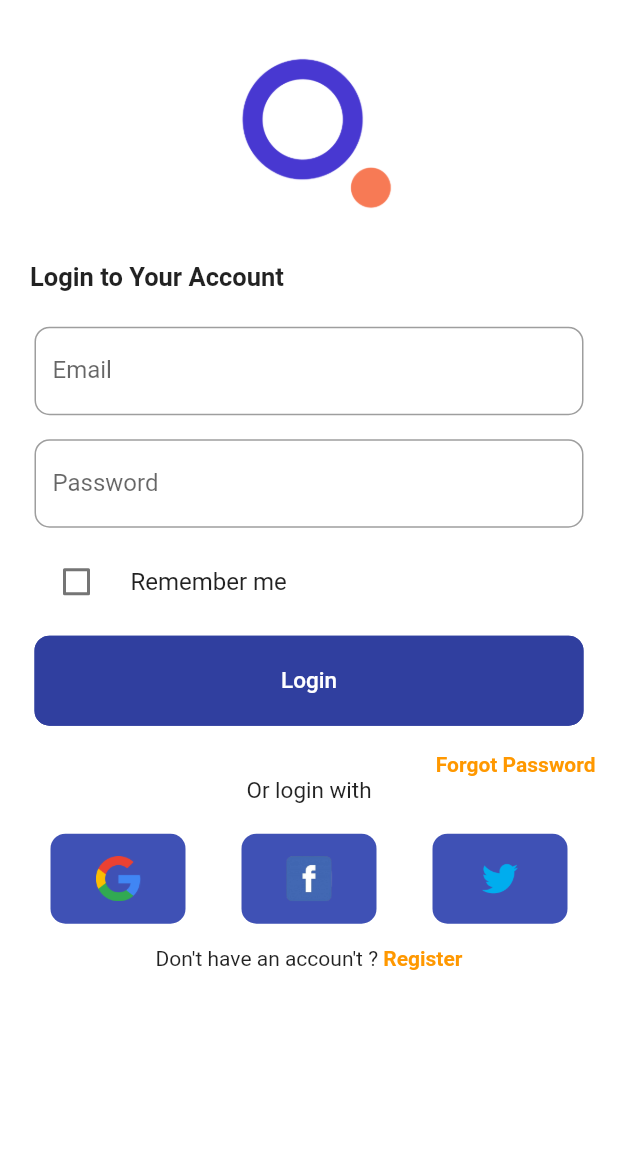
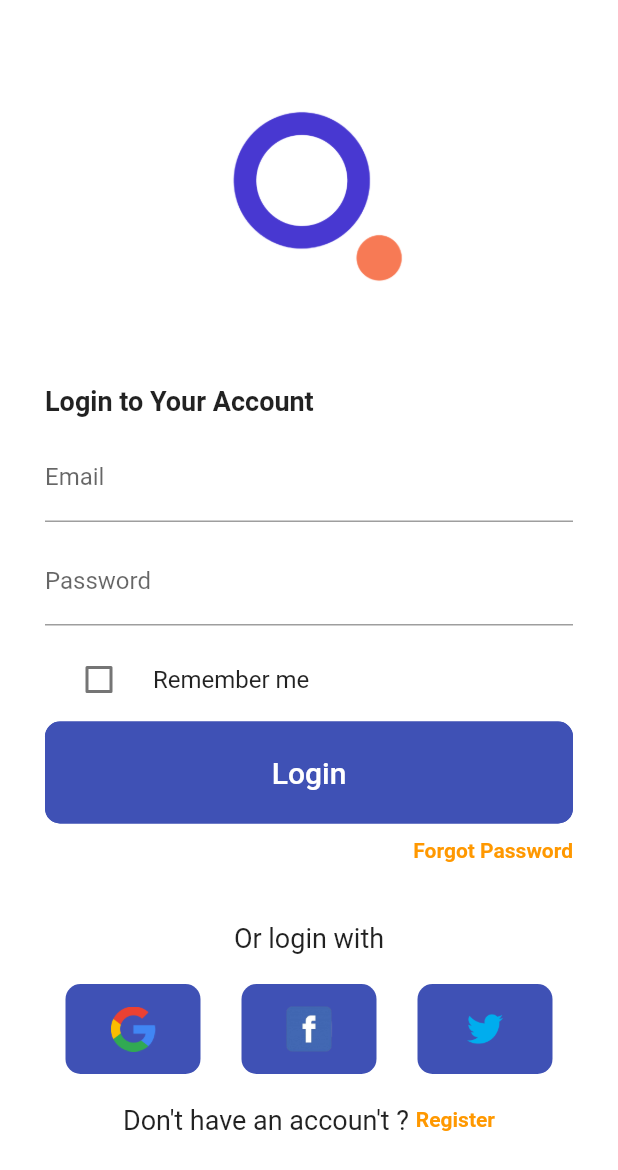
Before and after one commit to viviint/latihan_4, a Flutter app: the ErroR screen opened directly, after a tap on "Retry", on a phone screen of 412 x 824 dp. Shown: the top 1170 px of the screen. Run offline on Flutter 3.47's test engine with Material 2 defaults, Android fonts, the phone set to English and light mode, and no system bars; our stand-ins replace flutter_rating_bar, get, smooth_page_indicator.

Commit message:
gabisa di run di hp

```diff
--- a/lib/errorpage.dart
+++ b/lib/errorpage.dart
@@ -2,7 +2,8 @@ import 'dart:async';
 import 'package:flutter/material.dart';
 import 'package:get/get.dart';
 import 'package:latihan_4/homepage1.dart';
-import 'package:latihan_4/loginpage.dart';
+import 'package:latihan_4/pages/login/web_login.dart';
+
 import 'package:latihan_4/signuppage.dart';
 import 'package:latihan_4/splashscreen.dart';
 
@@ -68,7 +69,7 @@ class _ErroRState extends State<ErroR> {
               textColor: Colors.indigo,
               child: Text("Retry", style: TextStyle(fontSize: 15)),
               onPressed: () {
-                Get.offAll(Login());
+                Get.offAll(WebLogin());
               },
             ),
           )
--- a/lib/homepage1.dart
+++ b/lib/homepage1.dart
@@ -1,5 +1,3 @@
-import 'dart:developer';
-
 import 'package:flutter/material.dart';
 import 'package:get/get.dart';
 import 'package:latihan_4/widget/homeonboard.dart';
--- a/lib/loginpage.dart
+++ /dev/null
@@ -1,279 +0,0 @@
-import 'package:flutter/cupertino.dart';
-import 'package:flutter/material.dart';
-import 'package:latihan_4/forgetpass.dart';
-import 'package:latihan_4/signuppage.dart';
-import 'package:latihan_4/welcomepage.dart';
-import 'package:get/get.dart';
-
-class Login extends StatefulWidget {
-  const Login({Key? key}) : super(key: key);
-
-  @override
-  _LoginState createState() => _LoginState();
-}
-
-class _LoginState extends State<Login> {
-  final _formKey = GlobalKey<FormState>();
-  bool check = false;
-
-  @override
-  Widget build(BuildContext context) {
-    return Scaffold(
-      backgroundColor: Colors.white,
-      body: SafeArea(
-        child: Column(
-          mainAxisAlignment: MainAxisAlignment.start,
-          children: [
-            Container(
-              height: MediaQuery.of(context).size.height / 5,
-              decoration: const BoxDecoration(
-                  image: DecorationImage(
-                      image: AssetImage('assets/circlelogo.png'))),
-            ),
-            const SizedBox(
-              height: 10,
-            ),
-            Row(
-              mainAxisAlignment: MainAxisAlignment.start,
-              children: const [
-                Padding(
-                  padding: EdgeInsets.only(left: 20),
-                  child: Text("Login to Your Account",
-                      style:
-                          TextStyle(fontSize: 17, fontWeight: FontWeight.w600)),
-                ),
-              ],
-            ),
-            Expanded(
-                child: ListView(
-              shrinkWrap: true,
-              children: [
-                Form(
-                  key: _formKey,
-                  child: SingleChildScrollView(
-                    child: Container(
-                      padding: const EdgeInsets.all(15.0),
-                      child: Column(
-                        children: [
-                          Padding(
-                            padding: const EdgeInsets.all(8.0),
-                            child: TextFormField(
-                              keyboardType: TextInputType.emailAddress,
-                              decoration: InputDecoration(
-                                labelText: "Email",
-                                border: OutlineInputBorder(
-                                    borderRadius: BorderRadius.circular(10.0)),
-                              ),
-                                validator: (value){
-                         if (value!.isPhoneNumber) {
-                           return "wrong email";
-                         } else
-                         if (value.isAlphabetOnly) {
-                          return "wrong email ";
-                         } else {} return null; },
-                            ),
-                          ),
-                          Padding(
-                            padding: const EdgeInsets.all(8.0),
-                            child: TextFormField(
-                              obscureText: true,
-                              decoration: InputDecoration(
-                                labelText: "Password",
-                                border: OutlineInputBorder(
-                                    borderRadius: BorderRadius.circular(10.0)),
-                              ),
-                                validator: (value){
-                         if (value!.isEmpty) {
-                          return "wrong password";
-                         } else {} return null; },
-                            ),
-                          ),
-                          CheckboxListTile(
-                            title: const Text("Remember me"),
-                            controlAffinity: ListTileControlAffinity.leading,
-                            value: check,
-                            onChanged: (value) => setState(
-                              () {
-                                check = !check;
-                              },
-                            ),
-                            activeColor: Colors.blue,
-                            checkColor: Colors.black,
-                          ),
-                          Padding(
-                            padding: const EdgeInsets.all(8.0),
-                            child: ButtonTheme(
-                              minWidth: 500,
-                              height: 60,
-                              // ignore: deprecated_member_use
-                              child: FlatButton(
-                                shape: RoundedRectangleBorder(
-                                    borderRadius: BorderRadius.circular(10),
-                                    side: BorderSide(
-                                        color: Colors.indigo.shade700)),
-                                color: Colors.indigo.shade700,
-                                textColor: Colors.white,
-                                child: const Text("Login",
-                                    style: TextStyle(fontSize: 15)),
-                                onPressed: () {
-                                  if (_formKey.currentState!.validate()) {
-                                    Get.to(Welcome());
-                                  }
-                                },
-                              ),
-                            ),
-                          ),
-                          const SizedBox(
-                            height: 10,
-                          ),
-                          Row(
-                            mainAxisAlignment: MainAxisAlignment.end,
-                            children: [
-                              GestureDetector(
-                                child: const Text(
-                                  'Forgot Password',
-                                  style: TextStyle(
-                                      color: Colors.orange,
-                                      fontWeight: FontWeight.w600),
-                                ),
-                                onTap: () {
-                                  Navigator.of(context).pushReplacement(
-                                      MaterialPageRoute(
-                                          builder: (BuildContext context) =>
-                                              Forgetpassword()));
-                                },
-                              )
-                            ],
-                          ),
-                          Row(
-                            mainAxisAlignment: MainAxisAlignment.center,
-                            children: const [
-                              Text("Or login with",
-                                  style: TextStyle(
-                                      color: Colors.black87, fontSize: 15)),
-                            ],
-                          ),
-                          const SizedBox(
-                            height: 20,
-                          ),
-                          Row(
-                            children: [
-                              Expanded(
-                                  child: Column(
-                                mainAxisAlignment: MainAxisAlignment.center,
-                                children: [
-                                  Container(
-                                      width: 90,
-                                      height: 60,
-                                      decoration: BoxDecoration(
-                                        borderRadius: BorderRadius.circular(10),
-                                        color: Colors.indigo,
-                                      ),
-                                      child: Column(
-                                        mainAxisAlignment:
-                                            MainAxisAlignment.center,
-                                        children: [
-                                          Container(
-                                            width: 30,
-                                            height: 30,
-                                            child: Image.asset(
-                                              "assets/google.png",
-                                              fit: BoxFit.cover,
-                                            ),
-                                          ),
-                                        ],
-                                      )),
-                                ],
-                              )),
-                              Expanded(
-                                  child: Column(
-                                mainAxisAlignment: MainAxisAlignment.center,
-                                children: [
-                                  Container(
-                                      width: 90,
-                                      height: 60,
-                                      decoration: BoxDecoration(
-                                        borderRadius: BorderRadius.circular(10),
-                                        color: Colors.indigo,
-                                      ),
-                                      child: Column(
-                                        mainAxisAlignment:
-                                            MainAxisAlignment.center,
-                                        children: [
-                                          Container(
-                                            width: 60,
-                                            height: 60,
-                                            child: Image.asset(
-                                              "assets/facebook.png",
-                                              fit: BoxFit.cover,
-                                            ),
-                                          ),
-                                        ],
-                                      )),
-                                ],
-                              )),
-                              Expanded(
-                                  child: Column(
-                                mainAxisAlignment: MainAxisAlignment.center,
-                                children: [
-                                  Container(
-                                      width: 90,
-                                      height: 60,
-                                      decoration: BoxDecoration(
-                                        borderRadius: BorderRadius.circular(10),
-                                        color: Colors.indigo,
-                                      ),
-                                      child: Column(
-                                        mainAxisAlignment:
-                                            MainAxisAlignment.center,
-                                        children: [
-                                          Container(
-                                            width: 30,
-                                            height: 30,
-                                            child: Image.asset(
-                                              "assets/twitter.png",
-                                              fit: BoxFit.cover,
-                                            ),
-                                          ),
-                                        ],
-                                      )),
-                                ],
-                              )),
-                            ],
-                          ),
-                          const SizedBox(
-                            height: 15,
-                          ),
-                           Row(
-                             mainAxisAlignment: MainAxisAlignment.center,
-                            children: [
-                              Text("Don't have an accoun't ? "),
-                              GestureDetector(
-                                child: const Text(
-                                  'Register',
-                                  style: TextStyle(
-                                      color: Colors.orange,
-                                      fontWeight: FontWeight.w600),
-                                ),
-                                onTap: () {
-                                  Navigator.of(context).pushReplacement(
-                                      MaterialPageRoute(
-                                          builder: (BuildContext context) =>
-                                              SignUp()));
-                                },
-                              )
-                            ],
-                          ),
-                        ],
-                      ),
-                    ),
-                  ),
-                )
-              ],
-            ))
-          ],
-        ),
-      ),
-    );
-  }
-}
--- a/lib/main.dart
+++ b/lib/main.dart
@@ -8,7 +8,6 @@ import 'package:latihan_4/confirmationpage.dart';
 import 'package:latihan_4/detailpage.dart';
 import 'package:latihan_4/errorpage.dart';
 import 'package:latihan_4/homepage1.dart';
-import 'package:latihan_4/loginpage.dart';
 import 'package:latihan_4/pages/login/web_login.dart';
 import 'package:latihan_4/personalization.dart';
 import 'package:latihan_4/profilepage.dart';
--- a/lib/pages/login/web_login.dart
+++ b/lib/pages/login/web_login.dart
@@ -1,4 +1,3 @@
-import 'package:flutter/cupertino.dart';
 import 'package:flutter/material.dart';
 import 'package:get/get.dart';
 import 'package:latihan_4/forgetpass.dart';
@@ -37,13 +36,16 @@ class _WebLoginState extends State<WebLogin> {
 
   Widget _loginContainer() {
     return Column(
-      mainAxisAlignment: MainAxisAlignment.start,
       children: [
-        Container(
-          height: MediaQuery.of(context).size.height / 5,
+        Padding(
+          padding: const EdgeInsets.all(30),
+          child: Container(
+            height: 187,
             decoration: const BoxDecoration(
-              image:
-                  DecorationImage(image: AssetImage('assets/circlelogo.png'))),
+                image: DecorationImage(
+                    image: AssetImage('assets/circlelogo.png'),
+                    fit: BoxFit.scaleDown)),
+          ),
         ),
         const SizedBox(
           height: 10,
@@ -52,58 +54,53 @@ class _WebLoginState extends State<WebLogin> {
           mainAxisAlignment: MainAxisAlignment.start,
           children: const [
             Padding(
-              padding: EdgeInsets.only(left: 20),
+              padding: EdgeInsets.only(left: 30),
               child: Text("Login to Your Account",
-                  style: TextStyle(fontSize: 17, fontWeight: FontWeight.w600)),
+                  style: TextStyle(fontSize: 18, fontWeight: FontWeight.bold)),
             ),
           ],
         ),
+        SizedBox(
+          height: 11,
+        ),
         Expanded(
-            child: ListView(
-          shrinkWrap: true,
-          children: [
-            Form(
+            child: Form(
           key: _formKey,
-              child: SingleChildScrollView(
           child: Container(
-                  padding: const EdgeInsets.all(15.0),
+            padding: const EdgeInsets.symmetric(horizontal: 30),
             child: Column(
               children: [
-                      Padding(
-                        padding: const EdgeInsets.all(8.0),
-                        child: TextFormField(
+                TextFormField(
                   keyboardType: TextInputType.emailAddress,
-                          decoration: InputDecoration(
-                            labelText: "Email",
-                            border: OutlineInputBorder(
-                                borderRadius: BorderRadius.circular(10.0)),
-                          ),
+                  decoration: InputDecoration(labelText: "Email"),
                   validator: (value) {
-                            if (value!.isPhoneNumber) {
-                              return "wrong email";
-                            } else if (value.isAlphabetOnly) {
+                    if (value!.isEmpty) {
+                      return "must be filled";
+                    } else if (value != "vivi@gmail.com") {
                       return "wrong email ";
-                            } else {}
+                    }
                     return null;
                   },
                 ),
+                SizedBox(
+                  height: 10,
                 ),
-                      Padding(
-                        padding: const EdgeInsets.all(8.0),
-                        child: TextFormField(
+                TextFormField(
                   obscureText: true,
                   decoration: InputDecoration(
                     labelText: "Password",
-                            border: OutlineInputBorder(
-                                borderRadius: BorderRadius.circular(10.0)),
                   ),
                   validator: (value) {
                     if (value!.isEmpty) {
+                      return "must be filled";
+                    } else if (value != "1234") {
                       return "wrong password";
-                            } else {}
+                    }
                     return null;
                   },
                 ),
+                SizedBox(
+                  height: 8,
                 ),
                 CheckboxListTile(
                   title: const Text("Remember me"),
@@ -114,30 +111,25 @@ class _WebLoginState extends State<WebLogin> {
                       check = !check;
                     },
                   ),
-                        activeColor: Colors.blue,
-                        checkColor: Colors.black,
+                  activeColor: Colors.indigo,
+                  checkColor: Colors.white,
                 ),
-                      Padding(
-                        padding: const EdgeInsets.all(8.0),
-                        child: ButtonTheme(
-                          minWidth: 500,
-                          height: 60,
+                ButtonTheme(
+                  minWidth: Get.width,
+                  height: 68,
                   // ignore: deprecated_member_use
                   child: FlatButton(
                     shape: RoundedRectangleBorder(
                         borderRadius: BorderRadius.circular(10),
-                                side:
-                                    BorderSide(color: Colors.indigo.shade700)),
-                            color: Colors.indigo.shade700,
+                        side: BorderSide(color: Colors.indigo)),
+                    color: Colors.indigo,
                     textColor: Colors.white,
-                            child: const Text("Login",
-                                style: TextStyle(fontSize: 15)),
+                    child: const Text("Login", style: TextStyle(fontSize: 20)),
                     onPressed: () {
                       if (_formKey.currentState!.validate()) {
-                                Get.to(Welcome());
+                        Get.offAll(Welcome());
                       }
                     },
-                          ),
                   ),
                 ),
                 const SizedBox(
@@ -150,24 +142,24 @@ class _WebLoginState extends State<WebLogin> {
                       child: const Text(
                         'Forgot Password',
                         style: TextStyle(
-                                  color: Colors.orange,
-                                  fontWeight: FontWeight.w600),
+                            color: Colors.orange, fontWeight: FontWeight.w600),
                       ),
                       onTap: () {
-                              Navigator.of(context).pushReplacement(
-                                  MaterialPageRoute(
+                        Navigator.of(context).pushReplacement(MaterialPageRoute(
                             builder: (BuildContext context) =>
                                 Forgetpassword()));
                       },
-                          )
+                    ),
                   ],
+                ),
+                SizedBox(
+                  height: 40,
                 ),
                 Row(
                   mainAxisAlignment: MainAxisAlignment.center,
                   children: const [
                     Text("Or login with",
-                              style: TextStyle(
-                                  color: Colors.black87, fontSize: 15)),
+                        style: TextStyle(color: Colors.black87, fontSize: 18)),
                   ],
                 ),
                 const SizedBox(
@@ -256,24 +248,24 @@ class _WebLoginState extends State<WebLogin> {
                   ],
                 ),
                 const SizedBox(
-                        height: 15,
+                  height: 20,
                 ),
                 Row(
                   mainAxisAlignment: MainAxisAlignment.center,
                   children: [
-                          Text("Don't have an accoun't ? "),
+                    Text(
+                      "Don't have an accoun't ? ",
+                      style: TextStyle(fontSize: 18),
+                    ),
                     GestureDetector(
                       child: const Text(
                         'Register',
                         style: TextStyle(
-                                  color: Colors.orange,
-                                  fontWeight: FontWeight.w600),
+                            color: Colors.orange, fontWeight: FontWeight.w600),
                       ),
                       onTap: () {
-                              Navigator.of(context).pushReplacement(
-                                  MaterialPageRoute(
-                                      builder: (BuildContext context) =>
-                                          SignUp()));
+                        Navigator.of(context).pushReplacement(MaterialPageRoute(
+                            builder: (BuildContext context) => SignUp()));
                       },
                     )
                   ],
@@ -281,9 +273,6 @@ class _WebLoginState extends State<WebLogin> {
               ],
             ),
           ),
-              ),
-            )
-          ],
         ))
       ],
     );
--- a/pubspec.yaml
+++ b/pubspec.yaml
@@ -42,6 +42,7 @@ dependencies:
   flutter_rating_bar: ^4.0.0
   http: ^0.13.4
   url_strategy: ^0.2.0
+  flutter_search_bar: ^2.1.0
 
 
 dev_dependencies:
```
Also changed, not shown: lib/forgetpass.dart (+30 -19 lines), lib/forgetpass2.dart (+13 -6 lines), lib/personalization.dart (+13 -9 lines), lib/readypage.dart (+9 -7 lines), lib/signuppage.dart (+39 -55 lines), lib/welcomepage.dart (+7 -4 lines), lib/widget/homeonboard.dart (+30 -27 lines), pubspec.lock. Lines whose indentation alone changed are shown as unchanged.
